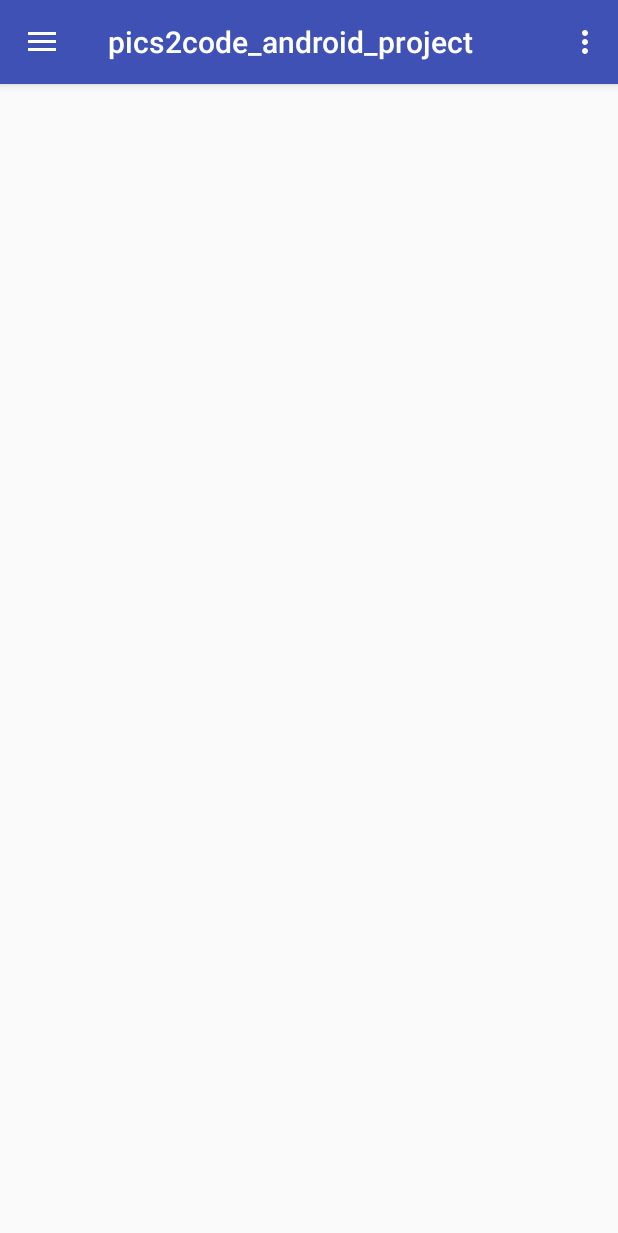
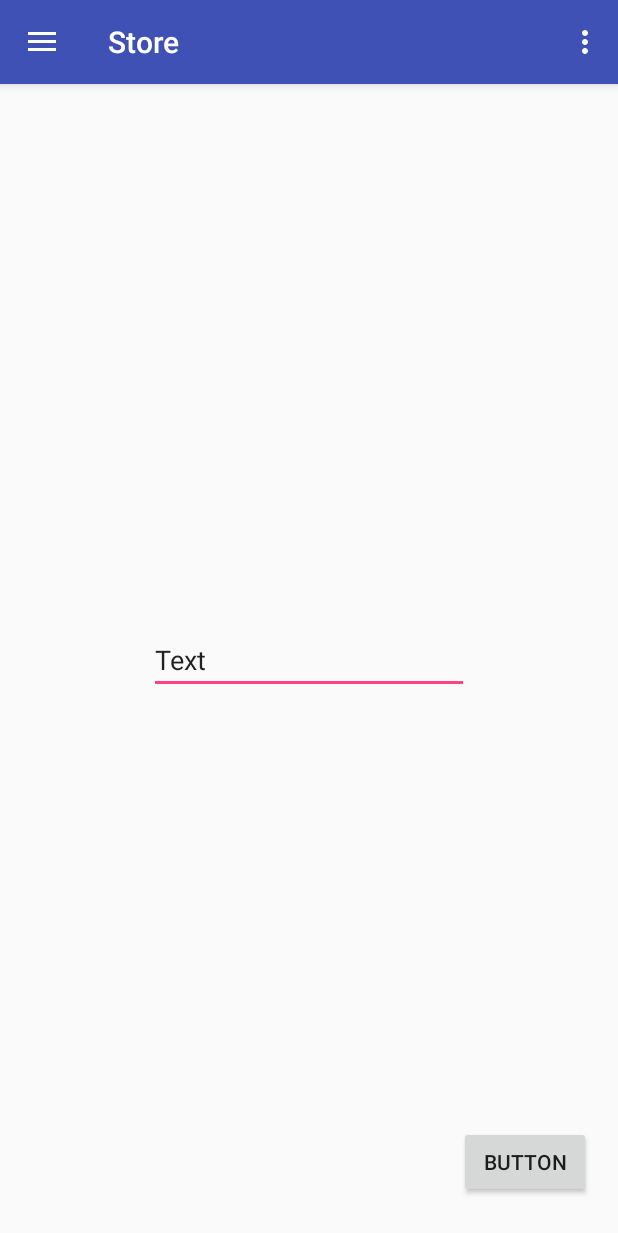
Before and after one commit to razvanolar/pics2code, an Android app: the screen it shows after launch (MainActivity), on a phone screen of 412 x 824 dp. Shown: the top 1233 px of the screen. Run offline under Robolectric (Android 15) with nearby library versions, the phone set to English and light mode, and no system bars.

Commit message:
Added latest changes to develop

```diff
--- a/android_source_project/pics2code_android_project/app/build.gradle
+++ b/android_source_project/pics2code_android_project/app/build.gradle
@@ -9,6 +9,7 @@ android {
         versionCode 1
         versionName "1.0"
         testInstrumentationRunner "android.support.test.runner.AndroidJUnitRunner"
+        vectorDrawables.useSupportLibrary = true
     }
     buildTypes {
         release {
@@ -23,6 +24,8 @@ dependencies {
     implementation 'com.android.support:appcompat-v7:27.1.1'
     implementation 'com.android.support:design:27.1.1'
     implementation 'com.android.support.constraint:constraint-layout:1.1.0'
+    implementation 'com.android.support:support-v4:27.1.1'
+    implementation 'com.android.support:support-vector-drawable:27.1.1'
     testImplementation 'junit:junit:4.12'
     androidTestImplementation 'com.android.support.test:runner:1.0.2'
     androidTestImplementation 'com.android.support.test.espresso:espresso-core:3.0.2'
--- a/android_source_project/pics2code_android_project/app/src/main/res/layout/app_bar_main.xml
+++ b/android_source_project/pics2code_android_project/app/src/main/res/layout/app_bar_main.xml
@@ -22,4 +22,5 @@
 
     <include layout="@layout/content_main" />
 
+
 </android.support.design.widget.CoordinatorLayout>
--- a/android_source_project/pics2code_android_project/app/src/main/res/layout/content_main.xml
+++ b/android_source_project/pics2code_android_project/app/src/main/res/layout/content_main.xml
@@ -9,5 +9,29 @@
     tools:showIn="@layout/app_bar_main">
 
 
+    <Button
+        android:id="@+id/button"
+        android:layout_width="wrap_content"
+        android:layout_height="wrap_content"
+        android:text="Button"
+        app:layout_constraintBottom_toBottomOf="parent"
+        app:layout_constraintEnd_toEndOf="parent"
+        app:layout_constraintHorizontal_bias="0.945"
+        app:layout_constraintStart_toStartOf="parent"
+        app:layout_constraintTop_toTopOf="parent"
+        app:layout_constraintVertical_bias="0.965" />
+
+    <EditText
+        android:id="@+id/editText"
+        android:layout_width="wrap_content"
+        android:layout_height="wrap_content"
+        android:ems="10"
+        android:inputType="textPersonName"
+        android:text="Text"
+        app:layout_constraintBottom_toBottomOf="parent"
+        app:layout_constraintEnd_toEndOf="parent"
+        app:layout_constraintHorizontal_bias="0.5"
+        app:layout_constraintStart_toStartOf="parent"
+        app:layout_constraintTop_toTopOf="parent" />
 
 </android.support.constraint.ConstraintLayout>
--- a/android_source_project/pics2code_android_project/app/src/main/res/values/strings.xml
+++ b/android_source_project/pics2code_android_project/app/src/main/res/values/strings.xml
@@ -1,5 +1,5 @@
 <resources>
-    <string name="app_name">pics2code_android_project</string>
+    <string name="app_name">Store</string>
     <string name="navigation_drawer_open">Open navigation drawer</string>
     <string name="navigation_drawer_close">Close navigation drawer</string>
     <string name="nav_header_title">Android Studio</string>
--- a/src/main/java/model/FormWithText.java
+++ b/src/main/java/model/FormWithText.java
@@ -15,6 +15,6 @@ public class FormWithText {
   }
 
   public String getText() {
-    return text;
+    return text == null ? form.getLabel().getTag() : text;
   }
 }
--- a/src/main/java/utils/text_extractor/TextExtractorThreadPool.java
+++ b/src/main/java/utils/text_extractor/TextExtractorThreadPool.java
@@ -27,6 +27,7 @@ public class TextExtractorThreadPool {
   private void initCallables(List<Pair<Form, AnnotateImageRequest>> requests) {
     for (Pair<Form, AnnotateImageRequest> pair : requests) {
       Callable<FormWithText> callable = () -> {
+        try {
           if (pair.getSecondValue() == null)
             return new FormWithText(pair.getFirstValue(), null);
 
@@ -44,6 +45,9 @@ public class TextExtractorThreadPool {
           if (text.endsWith("\n"))
             text = text.substring(0, text.length() - 1);
           return new FormWithText(pair.getFirstValue(), text);
+        } catch (Exception e) {
+          return null;
+        }
       };
       callables.add(callable);
     }
```
Also changed, not shown: android_source_project/pics2code_android_project/app/src/main/java/com/example/olahus/pics2code_android_project/MainActivity.java (+7 -7 lines), src/main/java/Pic2Code.java (added, +78 -0 lines), src/main/java/Pics2Code.java (deleted, +0 -58 lines), src/main/java/Pics2CodeApp.java (added, +33 -0 lines), src/main/java/utils/text_extractor/TextExtractor.java (+13 -1 lines), 3 other files. Lines whose indentation alone changed are shown as unchanged.
